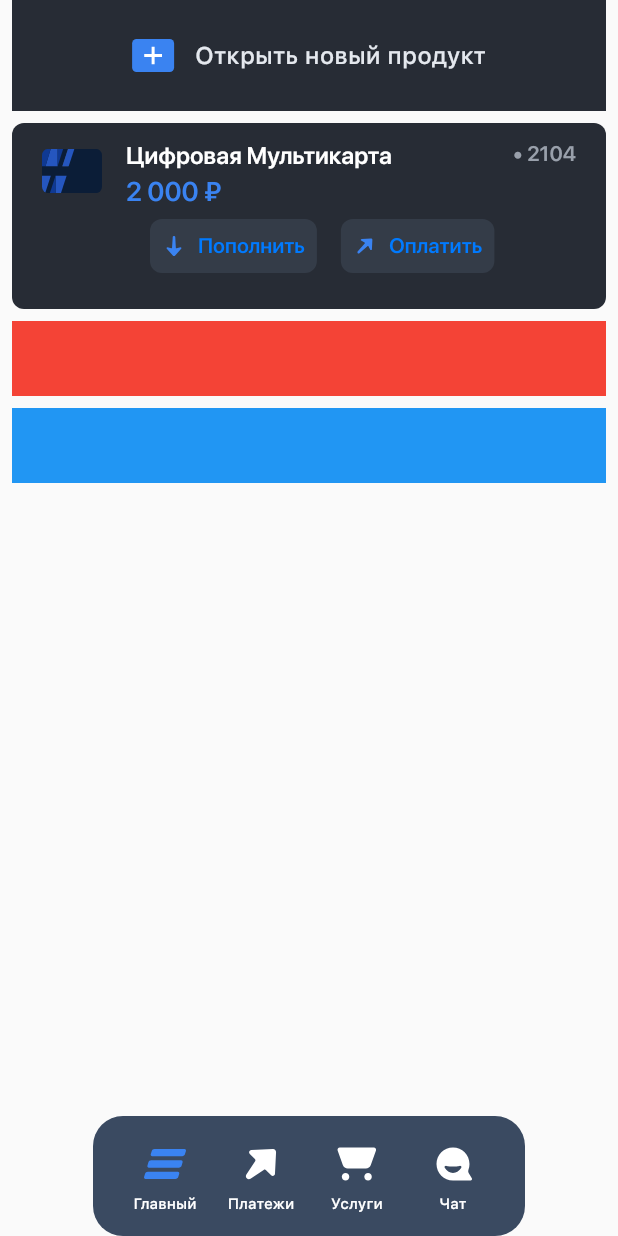
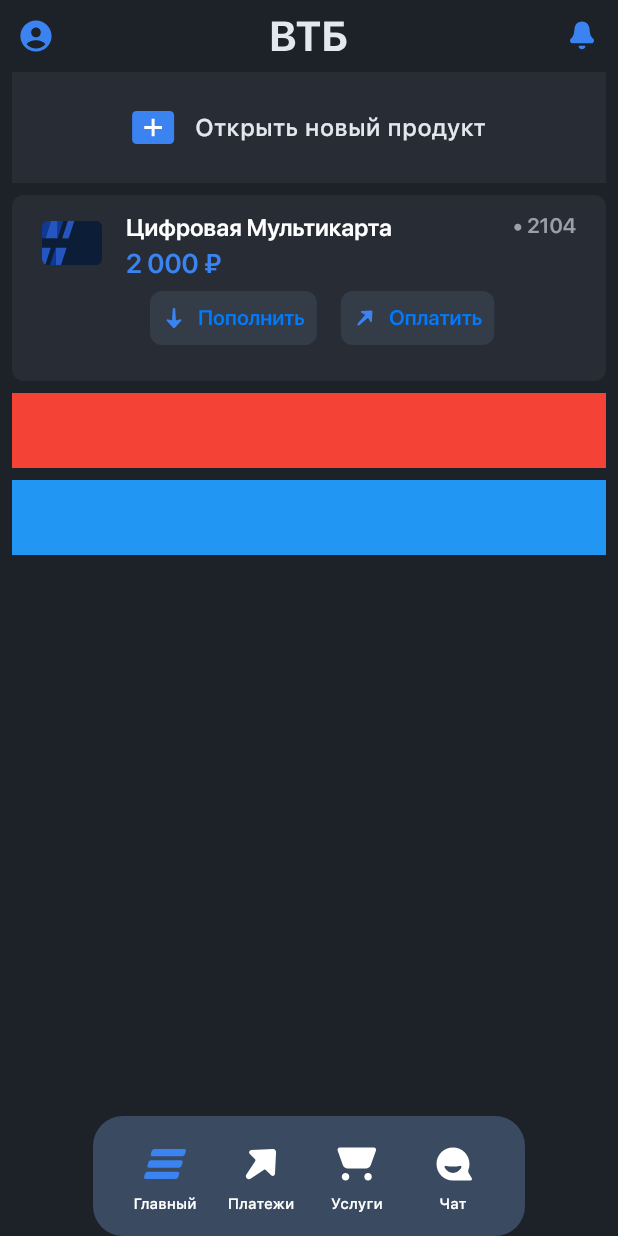
Before and after one commit to admiral-team/bank-lite-demo, a Flutter app: the screen it shows after launch, on a phone screen of 412 x 824 dp. Run offline on Flutter 3.47's test engine with Material 2 defaults, Android fonts, the phone set to English and light mode, and no system bars; our stand-ins replace flutter_svg.

Commit message:
Add appbar

```diff
--- a/lib/components/appbar_main.dart
+++ b/lib/components/appbar_main.dart
@@ -1,14 +1,9 @@
 import 'package:bank_lite/generated/assets.gen.dart';
 import 'package:flutter/cupertino.dart';
-import 'package:flutter/material.dart';
 
 class AppBarMain extends StatefulWidget {
-  SvgGenImage get title => Assets.lib.assets.images.vtbTitle;
-  SvgGenImage get leftBarButton => Assets.lib.assets.images.profile;
-  SvgGenImage get rightBarButton => Assets.lib.assets.images.alert;
-
-  final Function()? onPressedLeftButton;
-  final Function()? onPressedRightButton;
+  final VoidCallback? onPressedLeftButton;
+  final VoidCallback? onPressedRightButton;
 
   const AppBarMain(
       {Key? key, this.onPressedLeftButton, this.onPressedRightButton})
@@ -19,35 +14,47 @@ class AppBarMain extends StatefulWidget {
 }
 
 class _AppBarState extends State<AppBarMain> {
+  SvgGenImage get _title => Assets.lib.assets.images.vtbTitle;
+  SvgGenImage get _leftBarButton => Assets.lib.assets.images.profile;
+  SvgGenImage get _rightBarButton => Assets.lib.assets.images.alert;
+
   @override
   Widget build(BuildContext context) {
     return Container(
-        color: const Color(0xFF1D2128),
+      padding: EdgeInsets.only(top:  MediaQuery.of(context).padding.top),
+      color: const Color(0xFF1D2128),
+      child: SizedBox(
         height: 48.0,
         child: Row(mainAxisAlignment: MainAxisAlignment.center, children: [
-          Padding(padding: EdgeInsets.only(left: 8)),
+          const SizedBox(width: 8),
           CupertinoButton(
             minSize: 0,
             padding: const EdgeInsets.all(0),
             alignment: Alignment.bottomRight,
-            pressedOpacity: 1.0,
-            child: widget.leftBarButton
-                .svg(height: 32, color: const Color(0xFF3A83F1)),
-            onPressed: widget.onPressedRightButton,
+            pressedOpacity: 0.6,
+            child: _leftBarButton.svg(
+              height: 32,
+              color: const Color(0xFF3A83F1),
+            ),
+            onPressed: widget.onPressedLeftButton,
           ),
-          Spacer(),
-          widget.title.svg(height: 20),
-          Spacer(),
+          const Spacer(),
+          _title.svg(height: 20),
+          const Spacer(),
           CupertinoButton(
             minSize: 0,
             padding: const EdgeInsets.all(0),
             alignment: Alignment.bottomRight,
-            pressedOpacity: 1.0,
-            child:
-                widget.rightBarButton.svg(height: 32, color: Color(0xFF3A83F1)),
+            pressedOpacity: 0.6,
+            child: _rightBarButton.svg(
+              height: 32,
+              color: const Color(0xFF3A83F1),
+            ),
             onPressed: widget.onPressedRightButton,
           ),
-          Padding(padding: EdgeInsets.only(right: 8)),
-        ]));
+          const SizedBox(width: 8)
+        ]),
+      ),
+    );
   }
 }
--- a/lib/screens/home_screen.dart
+++ b/lib/screens/home_screen.dart
@@ -1,4 +1,5 @@
 import 'package:bank_lite/components/addnew.dart';
+import 'package:bank_lite/components/appbar_main.dart';
 import 'package:bank_lite/generated/assets.gen.dart';
 import 'package:flutter/material.dart';
 
@@ -31,7 +32,17 @@ class _HomeScreenState extends State<HomeScreen> {
   @override
   Widget build(BuildContext context) {
     return Container(
-      alignment: Alignment.center,
+      height: double.infinity,
+      width: double.infinity,
+      color: const Color(0xFF1D2128),
+      child: Column(children: [
+        AppBarMain(
+          onPressedLeftButton: () {
+            print("onPressedLeftButton");
+          }, onPressedRightButton: () {
+            print("onPressedRightButton");
+        }),
+        Expanded(
           child: ListView.separated(
               padding: const EdgeInsets.symmetric(vertical: 0.0, horizontal: 8.0),
               physics: const BouncingScrollPhysics(
@@ -59,10 +70,14 @@ class _HomeScreenState extends State<HomeScreen> {
                           });
                     case 2:
                       return Container(
-                      height: 50.0, width: double.infinity, color: Colors.red);
+                          height: 50.0,
+                          width: double.infinity,
+                          color: Colors.red);
                     case 3:
                       return Container(
-                      height: 50.0, width: double.infinity, color: Colors.blue);
+                          height: 50.0,
+                          width: double.infinity,
+                          color: Colors.blue);
                   }
                   return Container();
                 } else {
@@ -72,6 +87,8 @@ class _HomeScreenState extends State<HomeScreen> {
               separatorBuilder: (ctx, index) {
                 return const SizedBox(height: 8);
               }),
+        ),
+      ]),
     );
   }
 }
--- a/lib/screens/root_screen.dart
+++ b/lib/screens/root_screen.dart
@@ -1,7 +1,6 @@
 import 'package:bank_lite/screens/home_screen.dart';
 import 'package:flutter/material.dart';
 import '../components/airbar.dart';
-import '../components/appbar_main.dart';
 import '../generated/assets.gen.dart';
 
 class RootScreen extends StatefulWidget {
@@ -49,7 +48,7 @@ class _RootScreenState extends State<RootScreen> {
       case 0:
         return const HomeScreen();
       case 1:
-        return const AppBarMain();
+        return Container(color: Colors.blueGrey);
       case 2:
         return Container(color: Colors.green);
       case 3:
```
Also changed, not shown: 1 other file. Lines whose indentation alone changed are shown as unchanged.
